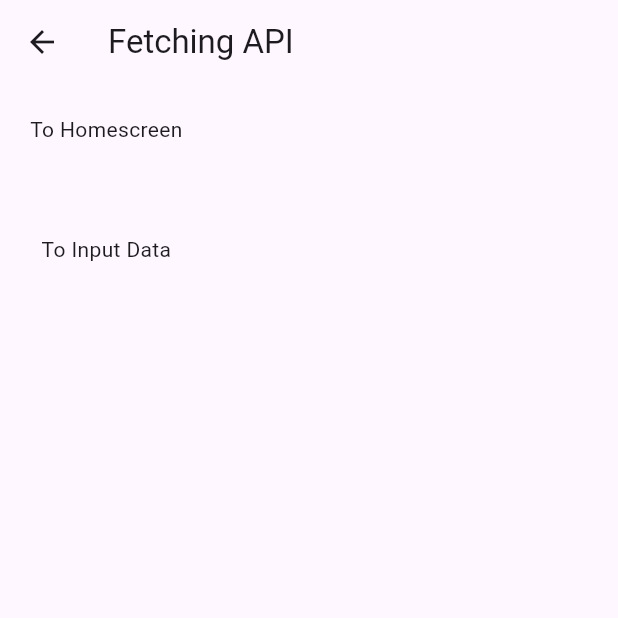
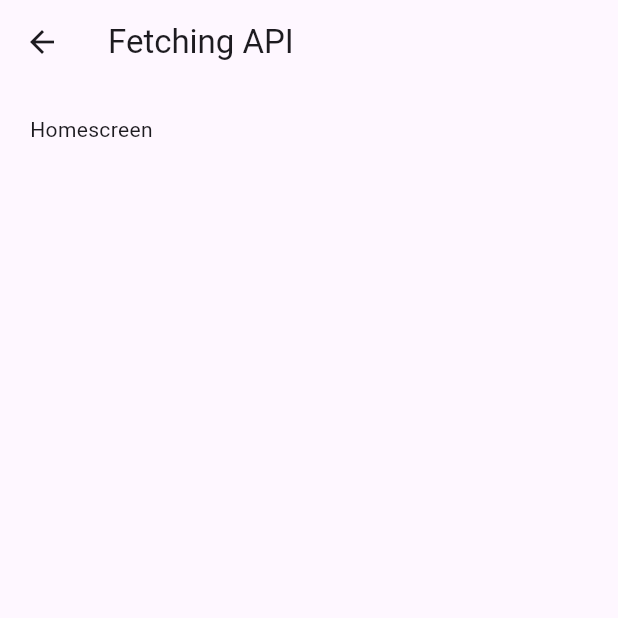
Before and after one commit to LinlyBoi/witl-flutter, a Flutter app: the FetchAPI screen opened by its route, on a phone screen of 412 x 824 dp, the top half of it. Run offline on Flutter 3.47's test engine with Material 3 defaults, Android fonts, the phone set to English and light mode, and no system bars.

Commit message:
Updated navigation

```diff
--- a/lib/fetcher.dart
+++ b/lib/fetcher.dart
@@ -1,6 +1,4 @@
 import 'package:flutter/material.dart';
-import 'package:witl/home_screen.dart';
-import 'package:witl/input_data.dart';
 
 class FetchAPI extends StatelessWidget {
   const FetchAPI({super.key});
@@ -11,33 +9,19 @@ class FetchAPI extends StatelessWidget {
       appBar: AppBar(
         title: const Text("Fetching API"),
       ),
-      body: Column(
-        mainAxisAlignment: MainAxisAlignment.start,
+      body: ListView(
         children: [
           InkWell(
-            onTap:() {
-              Navigator.push(
+            onTap: () {
+              Navigator.pushNamedAndRemoveUntil(
                 context,
-                MaterialPageRoute(builder: (context) => const HomeScreen())
-                );
+                '/',
+                (route) => false
+              );
             },
             child: Container(
-              padding: const EdgeInsets.all(20.0),
-              child: const Text("To Homescreen")
-            ),
-          ),
-          const SizedBox(height: 20),
-          InkWell(
-            onTap:() {
-              Navigator.push(
-                context,
-                MaterialPageRoute(builder: (context) => const InputData())
-                );
-            },
-            child: Container(
-              padding: const EdgeInsets.all(20.0),
-              child: const Text("To Input Data")
-            ),
+                padding: const EdgeInsets.all(20.0),
+                child: const Text("Homescreen")),
           ),
         ],
       ),
```
